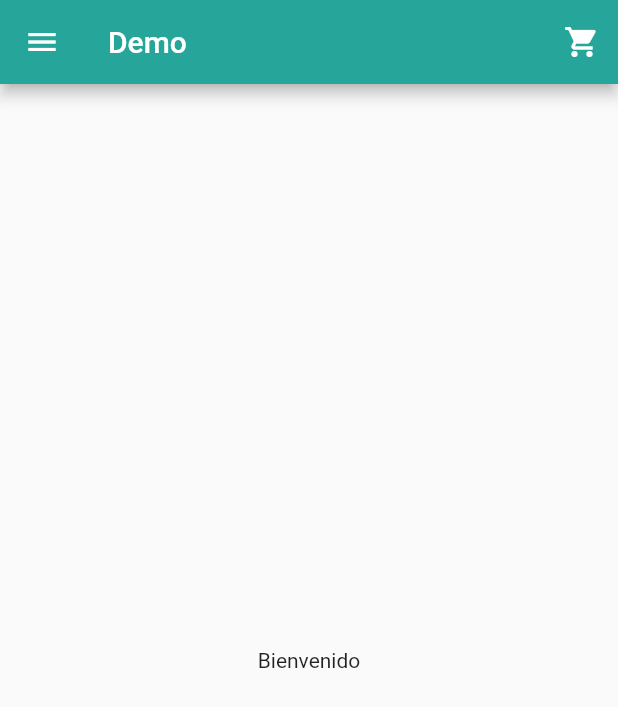
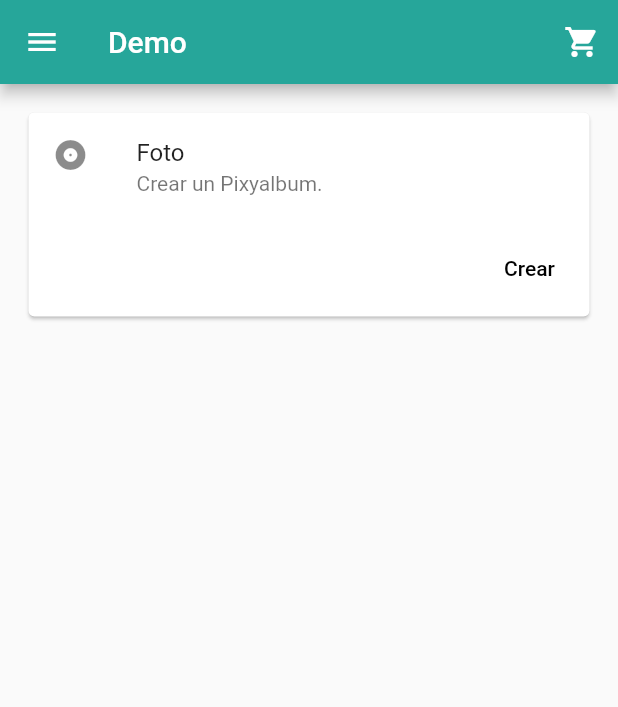
Before and after one commit to LuisAntonioChanKuyoc/Flutter, a Flutter app: the Home screen opened directly, on a phone screen of 412 x 824 dp. Shown: the top 707 px of the screen. Run offline on Flutter 3.47's test engine with Material 2 defaults, Android fonts, the phone set to English and light mode, and no system bars; our stand-ins replace firebase_auth, firebase_database, google_fonts; accounts and stored records are empty.

Commit message:
Méjora panel principal

```diff
--- a/lib/app/page/HomePage.dart
+++ b/lib/app/page/HomePage.dart
@@ -21,24 +21,56 @@ class _HomeState extends State<Home> {
       appBar: AppBar(title: Text("Demo"), actions: <Widget>[
         IconButton(icon: Icon(Icons.shopping_cart), onPressed: () => {})
       ]),
-      body: Center(child: Text('Bienvenido')),
+      body: Container(
+          padding:  EdgeInsets.symmetric(vertical: 15, horizontal: 15),
+          // width: MediaQuery.of(context).size.width - 40,
+          // alignment: Alignment.center,
+          child: Card(
+              child: Column(
+            mainAxisSize: MainAxisSize.min,
+            children: <Widget>[
+              const ListTile(
+                leading: Icon(Icons.album),
+                title: Text('Foto'),
+                subtitle: Text('Crear un Pixyalbum.'),
+              ),
+              ButtonBar(
+                children: <Widget>[
+                  FlatButton(
+                    child: const Text('Crear'),
+                    onPressed: () {/* ... */},
+                  ),
+                ],
+              ),
+            ],
+          ))),
       drawer: Drawer(
         child: ListView(
           padding: EdgeInsets.zero,
           children: <Widget>[
             SizedBox(
-                  height: 40,
-                ),
+              height: 40,
+            ),
             ListTile(
               leading: CircleAvatar(
-                // backgroundColor: Color(0xff4db6ac),
-               ) ,
+                  // backgroundColor: Color(0xff4db6ac),
+                  ),
               title: Text("Mauricio Canche"),
               subtitle: Text("example@desarrollo.com"),
             ),
-            ListTile(leading: Icon(Icons.home, color: Color(0xff4db6ac)), title: Text("Inicio")),
-            ListTile(leading: Icon(Icons.account_box, color: Color(0xff4db6ac)), title: Text('Perfil')),
-            ListTile(leading: Icon(Icons.exit_to_app, color: Color(0xff4db6ac)), title: Text("Salir")),
+            ListTile(
+              leading: Icon(Icons.home, color: Color(0xff4db6ac)),
+              title: Text("Inicio"),
+              onTap: () {},
+            ),
+            ListTile(
+                leading: Icon(Icons.account_box, color: Color(0xff4db6ac)),
+                title: Text('Perfil'),
+                onTap: () {}),
+            ListTile(
+                leading: Icon(Icons.exit_to_app, color: Color(0xff4db6ac)),
+                title: Text("Salir"),
+                onTap: () {}),
           ],
         ),
       ),
```
